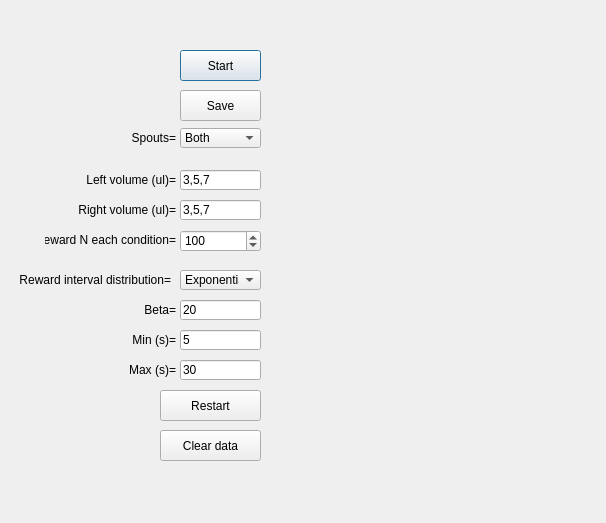
Qt form src/foraging_gui/RandomReward.ui (AllenNeuralDynamics/dynamic-foraging-task) before a commit.
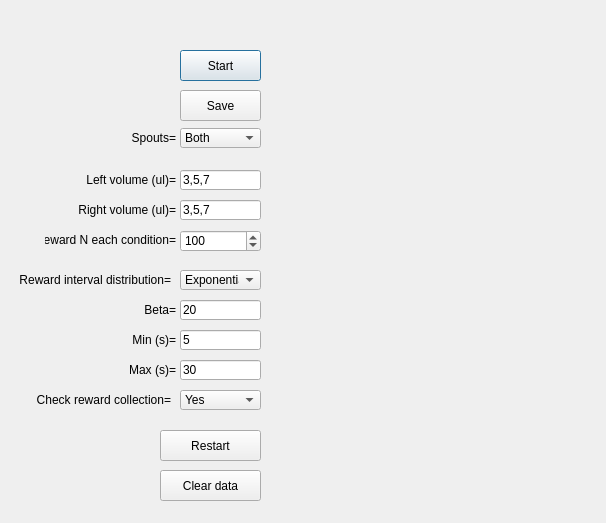
The same form after that commit.

Commit message: adding check reward collection combobox

The edit to the form file:
```diff
--- a/src/foraging_gui/RandomReward.ui
+++ b/src/foraging_gui/RandomReward.ui
@@ -457,7 +457,7 @@
    <property name="geometry">
     <rect>
      <x>160</x>
-     <y>390</y>
+     <y>430</y>
      <width>101</width>
      <height>31</height>
     </rect>
@@ -470,7 +470,7 @@
    <property name="geometry">
     <rect>
      <x>160</x>
-     <y>430</y>
+     <y>470</y>
      <width>101</width>
      <height>31</height>
     </rect>
@@ -495,6 +495,66 @@
     <bool>false</bool>
    </property>
   </widget>
+  <widget class="QComboBox" name="CheckRewardCollection">
+   <property name="geometry">
+    <rect>
+     <x>180</x>
+     <y>390</y>
+     <width>81</width>
+     <height>20</height>
+    </rect>
+   </property>
+   <property name="sizePolicy">
+    <sizepolicy hsizetype="Expanding" vsizetype="Expanding">
+     <horstretch>0</horstretch>
+     <verstretch>0</verstretch>
+    </sizepolicy>
+   </property>
+   <property name="maximumSize">
+    <size>
+     <width>1000</width>
+     <height>16777215</height>
+    </size>
+   </property>
+   <item>
+    <property name="text">
+     <string>Yes</string>
+    </property>
+   </item>
+   <item>
+    <property name="text">
+     <string>No</string>
+    </property>
+   </item>
+  </widget>
+  <widget class="QLabel" name="label1_26">
+   <property name="enabled">
+    <bool>true</bool>
+   </property>
+   <property name="geometry">
+    <rect>
+     <x>20</x>
+     <y>390</y>
+     <width>151</width>
+     <height>20</height>
+    </rect>
+   </property>
+   <property name="maximumSize">
+    <size>
+     <width>1000</width>
+     <height>16777215</height>
+    </size>
+   </property>
+   <property name="text">
+    <string>Check reward collection=</string>
+   </property>
+   <property name="textFormat">
+    <enum>Qt::AutoText</enum>
+   </property>
+   <property name="alignment">
+    <set>Qt::AlignRight|Qt::AlignTrailing|Qt::AlignVCenter</set>
+   </property>
+  </widget>
  </widget>
  <resources/>
  <connections/>
```
The commit also changes 1 other file.
